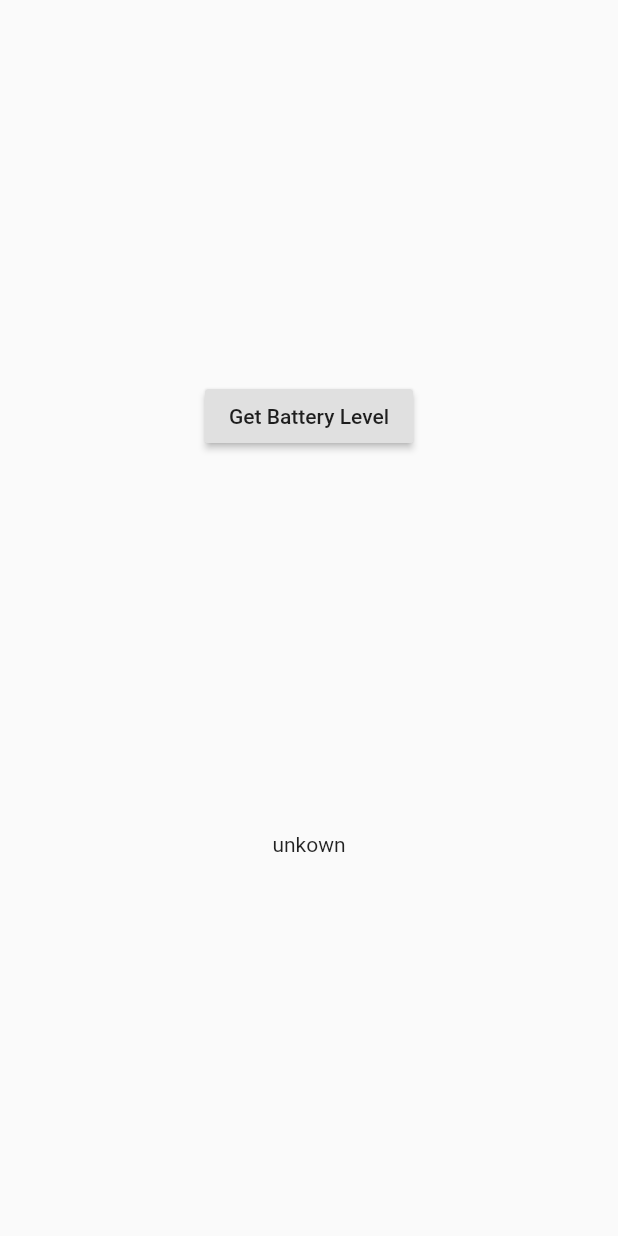
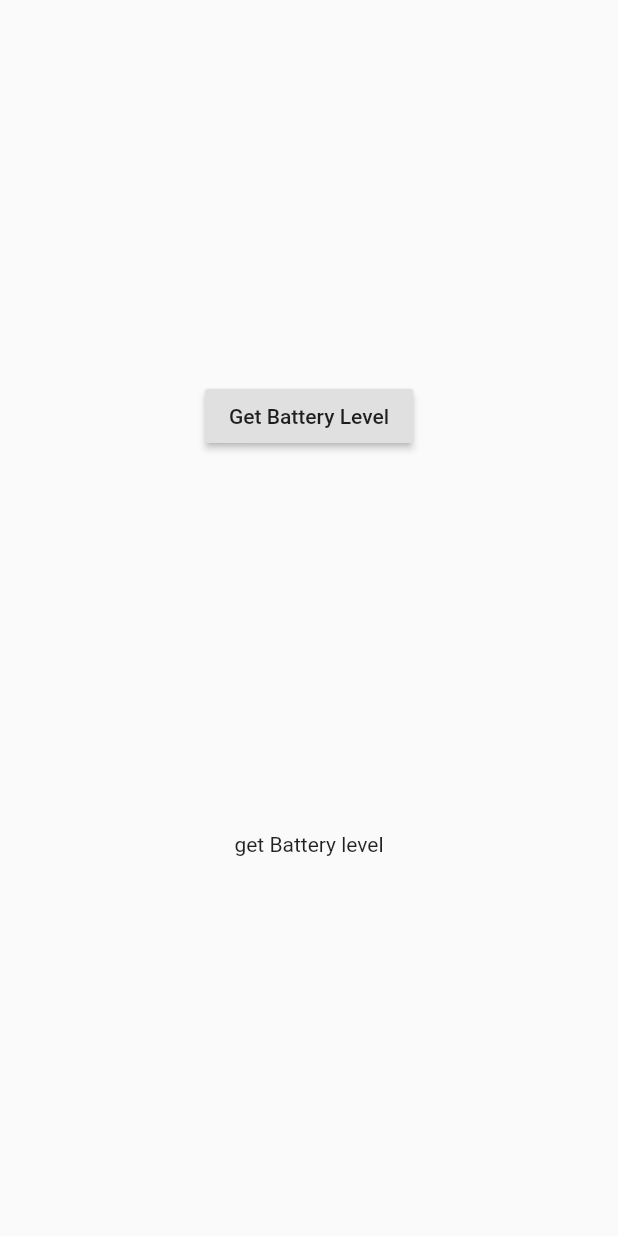
Before and after one commit to Gwangyu-Kim/Plugin-integration-example, a Flutter app: the screen it shows after launch, after a tap on "Get Battery Level", on a phone screen of 412 x 824 dp. Run offline on Flutter 3.47's test engine with Material 2 defaults, Android fonts, the phone set to English and light mode, and no system bars.

Commit message:
re-write 해서 익숙해져보기

```diff
--- a/lib/main.dart
+++ b/lib/main.dart
@@ -1,70 +1,55 @@
-import 'package:async/async.dart';
+import 'dart:async';
+
 import 'package:flutter/material.dart';
 import 'package:flutter/services.dart';
 
-void main() => runApp(MyApp());
 
-class MyApp extends StatelessWidget {
-  // This widget is the root of your application.
+
+main() => runApp(MaterialApp(home: PlatformChannel()));
+
+class PlatformChannel extends StatefulWidget {
+  @override
+  _PlatformChannelState createState() => _PlatformChannelState();
+}
+
+class _PlatformChannelState extends State<PlatformChannel> {
+  static const platform = const MethodChannel('com.example.batterylevel/battery');
+
+  String _batteryLevel = 'get Battery level';
+
+
   @override
   Widget build(BuildContext context) {
-    return MaterialApp(
-      title: 'Flutter Demo',
-      theme: ThemeData(
-        primarySwatch: Colors.blue,
-      ),
-      home: MyHomePage(title: 'Flutter Demo Home Page'),
-    );
-  }
-}
-
-class MyHomePage extends StatefulWidget {
-  MyHomePage({Key key, this.title}) : super(key: key);
-  final String title;
-
-  @override
-  _MyHomePageState createState() => _MyHomePageState();
-}
-
-class _MyHomePageState extends State<MyHomePage> {
-  static const platform = const MethodChannel('com.example.batterylevel/battery');    //host의 MethodChannel명과 일치해야함.
-
-  //Get battery level.
-  String _batterLevel = "unkown";
-  Future<void> _getBatteryLevel() async{
-    String batteryLevel ;
-    try {
-      final int result = await platform.invokeMethod('getBatteryLevel');
-      print(batteryLevel);
-      print(result);
-      batteryLevel = 'Battery level at $result % .';
-    } on PlatformException catch (e){
-      batteryLevel = "Fail to get Battery level: '${e.message}'";
-    }
-
-    setState(() {
-      _batterLevel = batteryLevel;
-    });
-
-  }
-  @override
-  Widget build(BuildContext context) {
-    return Material(
-      child: Center(
+    return Scaffold(
+      body: Center(
         child: Column(
           mainAxisAlignment: MainAxisAlignment.spaceEvenly,
           children: <Widget>[
             RaisedButton(
-              child: Text("Get Battery Level"),
-              onPressed: _getBatteryLevel,
+              child: Text('Get Battery Level'),
+              onPressed: _getBatterLevel,
             ),
-            Text(_batterLevel),
+            Text(_batteryLevel)
           ],
         ),
       ),
     );
-
   }
 
+  Future<void> _getBatterLevel() async {
+    print('1111');
+    String batteryLevel;
+    try {
+      final int result = await platform.invokeMethod('getBatteryLevel');
+      batteryLevel = 'battery level is $result%';
+      print(batteryLevel);
+    } on PlatformException catch (e) {
+      batteryLevel = "Can't reach at battery level.  ... ${e.message}";
+    }
 
+
+    setState(() {
+      _batteryLevel = batteryLevel;
+    });
+  }
 }
--- /dev/null
+++ b/lib/main2.dart
@@ -0,0 +1,21 @@
+import 'package:flutter/cupertino.dart';
+import 'package:flutter/material.dart';
+import 'package:flutter/services.dart';
+
+import 'main.dart';
+
+main() => runApp(MaterialApp(home: PlatformIntegrationTest()));
+
+class PlatformIntegrationTest extends StatefulWidget {
+  @override
+  _PlatformIntegrationTestState createState() => _PlatformIntegrationTestState();
+}
+
+class _PlatformIntegrationTestState extends State<PlatformIntegrationTest> {
+  static const  METHODCHANNEL = const MethodChannel('com.example.battery/battery');
+
+  @override
+  Widget build(BuildContext context) {
+    return Material();
+  }
+}
```
Also changed, not shown: pubspec.lock, 2 other files.
